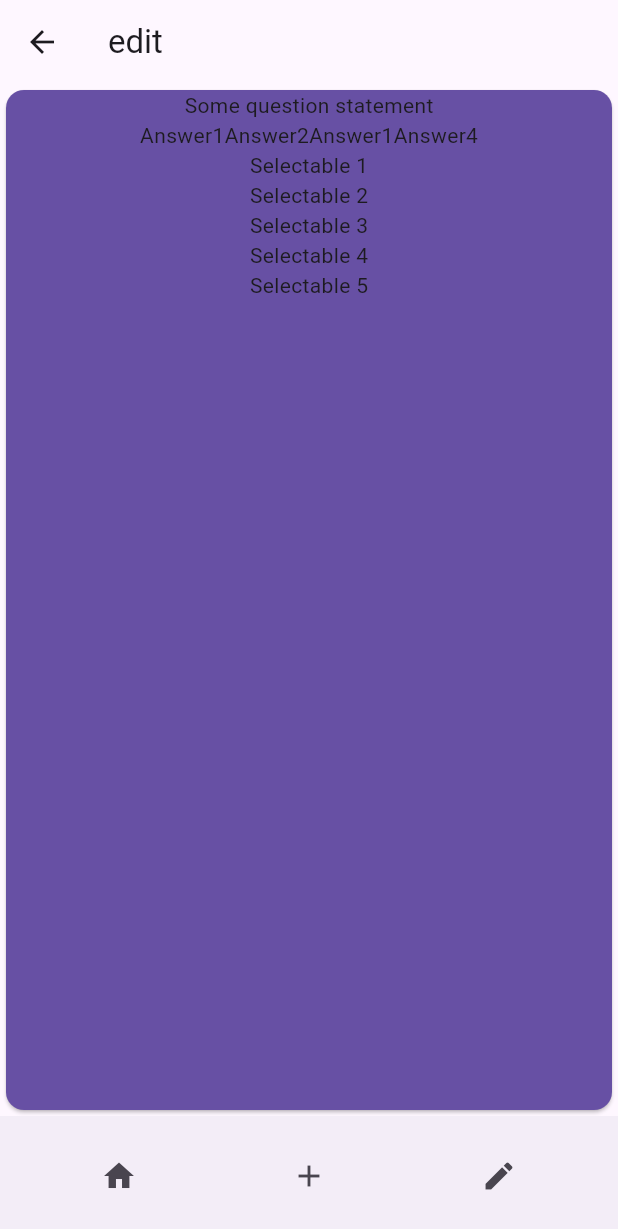
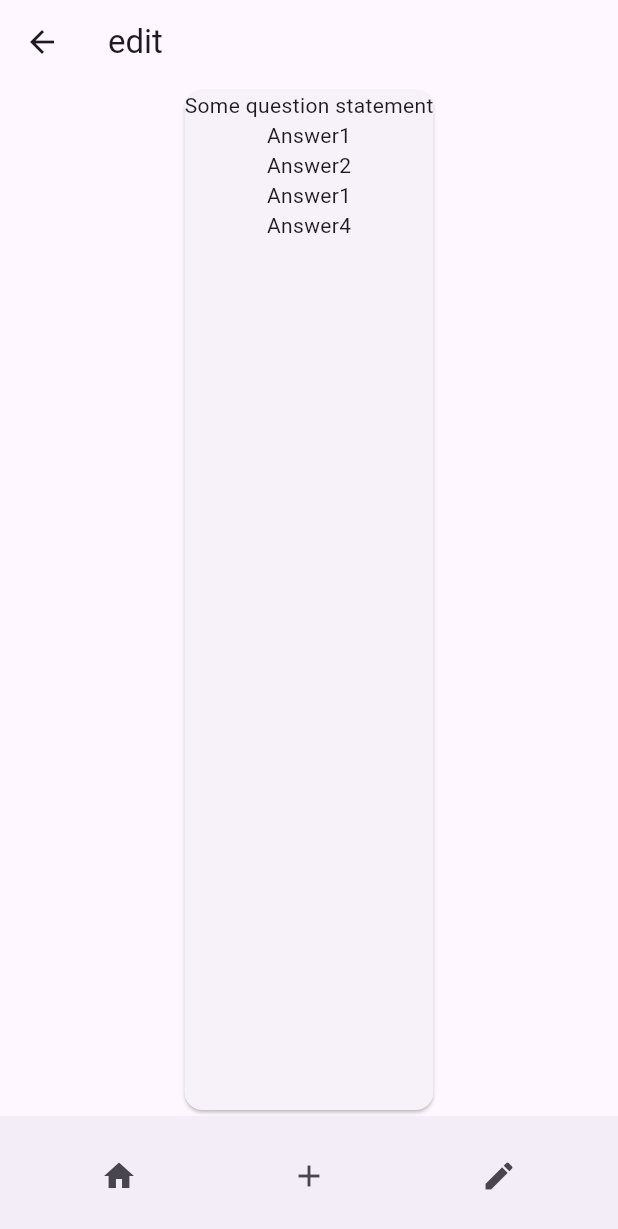
Before and after one commit to cs481-ekh/s25-syncineers, a Flutter app: the EditPage screen opened by its route, on a phone screen of 412 x 824 dp. Shown: the top 1229 px of the screen. Run offline on Flutter 3.47's test engine with Material 3 defaults, Android fonts, the phone set to English and light mode, and no system bars; our stand-ins replace google_sign_in.

Commit message:
list experimentation

```diff
--- a/easy_sync/lib/pages/editPage.dart
+++ b/easy_sync/lib/pages/editPage.dart
@@ -11,30 +11,33 @@ class _EditPageState extends State<EditPage> {
   @override
   Widget build(BuildContext context) {
     var theme = Theme.of(context);
+    var questionToAnswer = 'Some question statement';
+    var list = [
+      "Selectable 1",
+      "Selectable 2",
+      "Selectable 3",
+      "Selectable 4",
+      "Selectable 5",
+    ];
+    var list2 = [
+      "Answer1",
+      "Answer2",
+      "Answer1",
+      "Answer4",
+    ];
 
+    return QuestionWidget(theme, questionToAnswer, list2);
+  }
+
+  Center QuestionWidget(
+      ThemeData theme, String questionToAnswer, List<String> listOfAnswers) {
     return Center(
       child: Card(
-        color: theme.colorScheme.primary,
         child: Column(
           children: [
-            Text("Some question statement"),
-            Row(
-              mainAxisAlignment: MainAxisAlignment.center,
-              children: [
-                Text("Answer1"),
-                Text("Answer2"),
-                Text("Answer1"),
-                Text("Answer4"),
-              ],
-            ),
+            Text(questionToAnswer),
             Column(
-              children: [
-                Text("Selectable 1"),
-                Text("Selectable 2"),
-                Text("Selectable 3"),
-                Text("Selectable 4"),
-                Text("Selectable 5"),
-              ],
+              children: [for (var element in listOfAnswers) Text(element)],
             )
           ],
         ),
```
